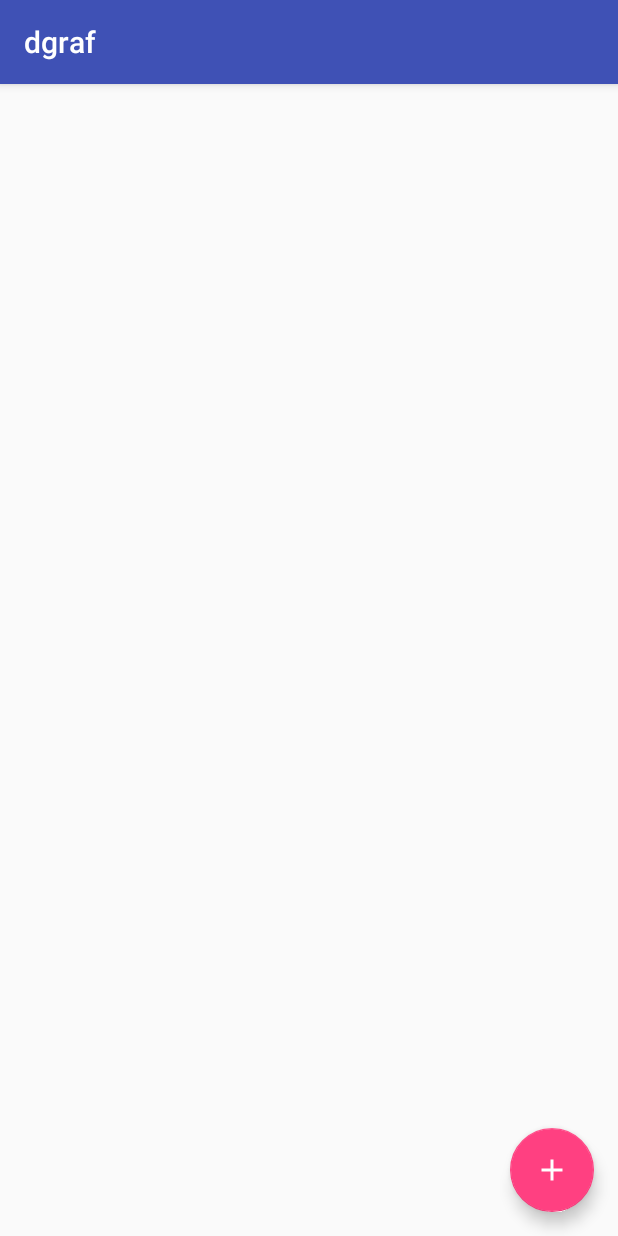
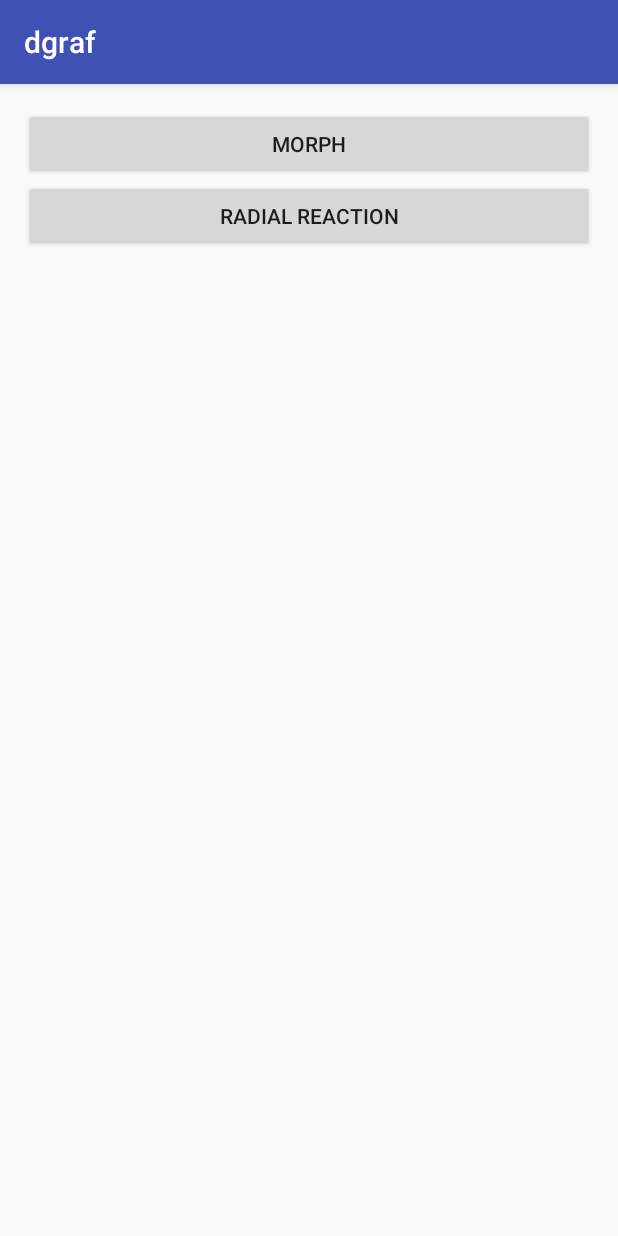
Before and after one commit to jeppes/DH2323-project, an Android app: the screen it shows after launch (MainActivity), on a phone screen of 412 x 824 dp. Run offline under Robolectric (Android 15) with nearby library versions, the phone set to English and light mode, and no system bars.

Commit message:
radial rection

```diff
--- a/android/app/src/main/AndroidManifest.xml
+++ b/android/app/src/main/AndroidManifest.xml
@@ -8,6 +8,9 @@
         android:label="@string/app_name"
         android:supportsRtl="true"
         android:theme="@style/AppTheme">
+        <activity
+            android:name=".morph.MorphActivity"
+            android:parentActivityName=".MainActivity" />
         <activity android:name=".MainActivity">
             <intent-filter>
                 <action android:name="android.intent.action.MAIN" />
@@ -15,6 +18,7 @@
                 <category android:name="android.intent.category.LAUNCHER" />
             </intent-filter>
         </activity>
+        <activity android:name=".radial.RadialReactionActivity" />
     </application>
 
 </manifest>
--- a/android/app/src/main/java/jeppesstudios/dgraf/MainActivity.java
+++ b/android/app/src/main/java/jeppesstudios/dgraf/MainActivity.java
@@ -1,43 +1,34 @@
 package jeppesstudios.dgraf;
 
+import android.content.Intent;
+import android.support.v7.app.AppCompatActivity;
 import android.os.Bundle;
-import android.support.design.widget.FloatingActionButton;
-import android.support.v7.app.AppCompatActivity;
 import android.view.View;
 
-public class MainActivity extends AppCompatActivity {
+import jeppesstudios.dgraf.radial.RadialReactionActivity;
+import jeppesstudios.dgraf.morph.MorphActivity;
 
-    private FloatingActionButton fab;
-    private View card;
-    private PathView pathView;
-    private static final String TAG = MainActivity.class.getSimpleName();
-
+public class MainActivity extends AppCompatActivity implements View.OnClickListener {
 
     @Override
     protected void onCreate(Bundle savedInstanceState) {
         super.onCreate(savedInstanceState);
         setContentView(R.layout.activity_main);
-
-        pathView = (PathView) findViewById(R.id.pathview);
-        fab = (FloatingActionButton) findViewById(R.id.fab);
-        card = findViewById(R.id.card);
-        card.setZ(fab.getZ());
-
-        final MorphAnimator animator = new MorphAnimator(fab, card);
-
-        fab.setOnClickListener(new View.OnClickListener() {
-            @Override
-            public void onClick(View v) {
-                animator.animate(false);
-            }
-        });
-        card.setOnClickListener(new View.OnClickListener() {
-            @Override
-            public void onClick(View v) {
-                animator.animate(true);
-            }
-        });
-        card.setVisibility(View.INVISIBLE);
+        findViewById(R.id.morph_button).setOnClickListener(this);
+        findViewById(R.id.radial_button).setOnClickListener(this);
     }
 
+    @Override
+    public void onClick(View v) {
+        Intent intent = null;
+        switch (v.getId()) {
+            case R.id.morph_button:
+                intent = new Intent(this, MorphActivity.class);
+                break;
+            case R.id.radial_button:
+                intent = new Intent(this, RadialReactionActivity.class);
+                break;
+        }
+        startActivity(intent);
+    }
 }
--- a/android/app/src/main/java/jeppesstudios/dgraf/MorphAnimator.java
+++ b/android/app/src/main/java/jeppesstudios/dgraf/morph/MorphAnimator.java
@@ -1,4 +1,4 @@
-package jeppesstudios.dgraf;
+package jeppesstudios.dgraf.morph;
 
 import android.animation.Animator;
 import android.animation.AnimatorSet;
--- a/android/app/src/main/java/jeppesstudios/dgraf/PathView.java
+++ b/android/app/src/main/java/jeppesstudios/dgraf/morph/PathView.java
@@ -1,4 +1,4 @@
-package jeppesstudios.dgraf;
+package jeppesstudios.dgraf.morph;
 
 import android.content.Context;
 import android.graphics.Canvas;
--- a/android/app/src/main/res/layout/activity_main.xml
+++ b/android/app/src/main/res/layout/activity_main.xml
@@ -1,34 +1,22 @@
 <?xml version="1.0" encoding="utf-8"?>
-<FrameLayout xmlns:android="http://schemas.android.com/apk/res/android"
+<LinearLayout xmlns:android="http://schemas.android.com/apk/res/android"
     xmlns:tools="http://schemas.android.com/tools"
     android:layout_width="match_parent"
     android:layout_height="match_parent"
-    xmlns:app="http://schemas.android.com/apk/res-auto"
-    tools:context="jeppesstudios.dgraf.MainActivity">
-
-    <android.support.v7.widget.CardView
-        android:id="@+id/card"
-        android:layout_height="?attr/actionBarSize"
+    android:paddingBottom="@dimen/activity_vertical_margin"
+    android:paddingLeft="@dimen/activity_horizontal_margin"
+    android:paddingRight="@dimen/activity_horizontal_margin"
+    android:paddingTop="@dimen/activity_vertical_margin"
+    tools:context="jeppesstudios.dgraf.MainActivity"
+    android:orientation="vertical">
+    <Button
+        android:id="@+id/morph_button"
         android:layout_width="match_parent"
-        android:layout_gravity="bottom"
-        android:background="@android:color/white">
-    </android.support.v7.widget.CardView>
-
-    <android.support.design.widget.FloatingActionButton
-        android:id="@+id/fab"
-        android:layout_width="wrap_content"
         android:layout_height="wrap_content"
-        android:layout_margin="@dimen/activity_horizontal_margin"
-        android:layout_gravity="bottom|right"
-        android:fitsSystemWindows="true"
-        android:tint="@android:color/white"
-        android:src="@drawable/ic_add_black_24dp"
-        app:fabSize="normal"/>
-
-
-    <jeppesstudios.dgraf.PathView
-        android:id="@+id/pathview"
+        android:text="Morph"/>
+    <Button
+        android:id="@+id/radial_button"
         android:layout_width="match_parent"
-        android:layout_height="match_parent" />
-
-</FrameLayout>
+        android:layout_height="wrap_content"
+        android:text="Radial reaction"/>
+</LinearLayout>
```
Also changed, not shown: android/app/src/main/java/jeppesstudios/dgraf/morph/MorphActivity.java (added, +47 -0 lines), android/app/src/main/java/jeppesstudios/dgraf/radial/RadialAdapter.java (added, +38 -0 lines), android/app/src/main/java/jeppesstudios/dgraf/radial/RadialReactionActivity.java (added, +20 -0 lines), android/app/src/main/res/drawable/grid_rectangle.xml (added, +11 -0 lines), android/app/src/main/res/layout/activity_morph.xml (added, +34 -0 lines), android/app/src/main/res/layout/activity_radial_reaction.xml (added, +14 -0 lines), android/app/src/main/res/layout/grid_item.xml (added, +7 -0 lines).
